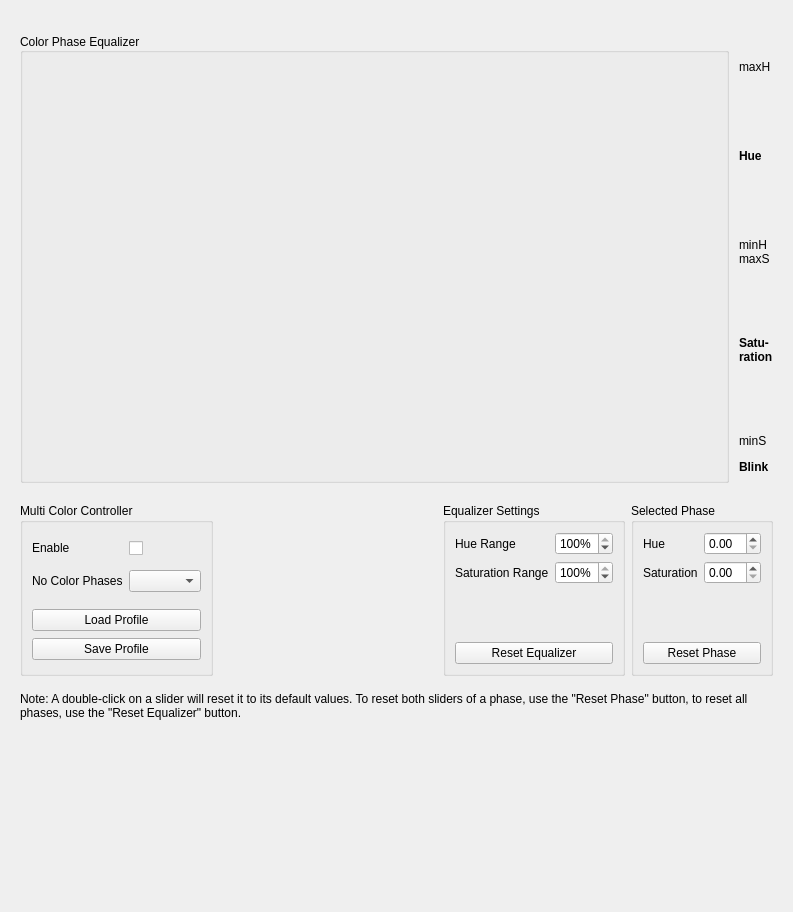
The window that dct_widgets/mcceqbox/mcceqbox.ui (KAYA-Instruments/SDI-Control-Point) describes before a commit, drawn with Qt 5.
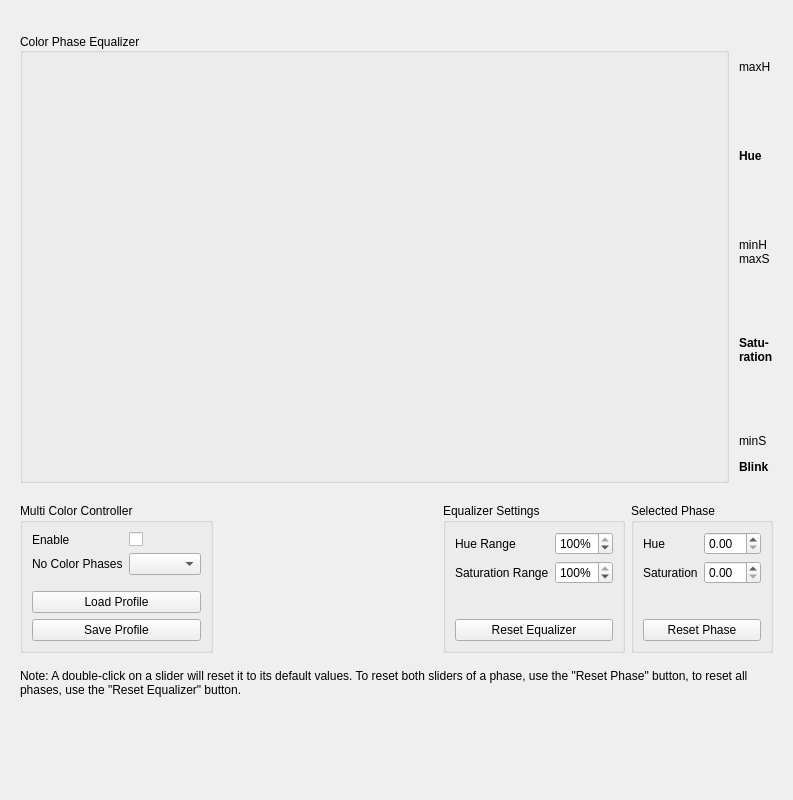
The same window after the commit.

```diff
--- a/dct_widgets/mcceqbox/mcceqbox.ui
+++ b/dct_widgets/mcceqbox/mcceqbox.ui
@@ -7,7 +7,7 @@
     <x>0</x>
     <y>0</y>
     <width>793</width>
-    <height>912</height>
+    <height>800</height>
    </rect>
   </property>
   <property name="sizePolicy">
```
